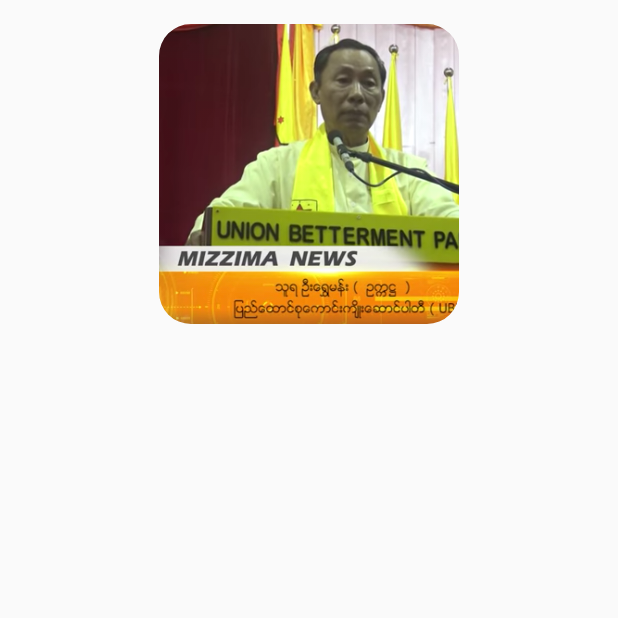
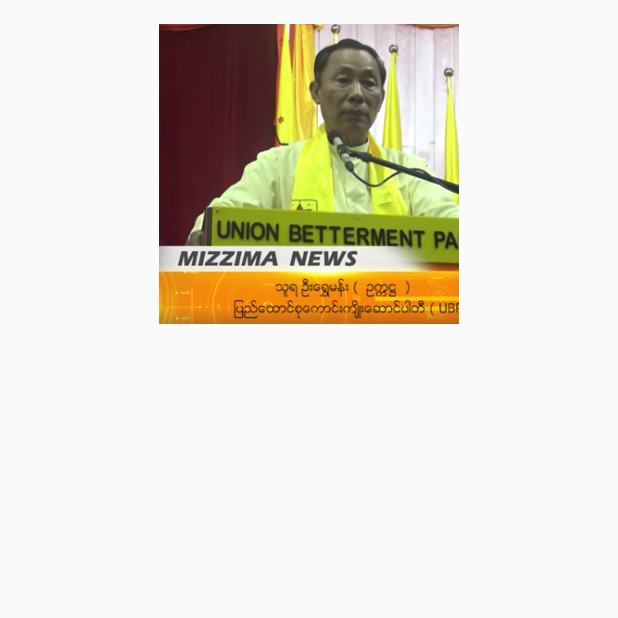
Before and after one commit to ThanHteikAung/CustomViewCreate, an Android app: the ModifyCustomViewActivity screen opened directly, with no data from a screen before it, on a phone screen of 412 x 824 dp, the top half of it. Run offline under Robolectric (Android 15) with nearby library versions, the phone set to English and light mode, and no system bars; network calls fail; 1 statement that could not run was skipped.

Commit message:
Add custom attribute to RoundedImageView CustomViewCreate v1.7

```diff
--- a/app/src/main/java/com/padcmyanmar/padcx/padc_x_recyclerview_ypst/veiws/components/RoundedCornerImageView.kt
+++ b/app/src/main/java/com/padcmyanmar/padcx/padc_x_recyclerview_ypst/veiws/components/RoundedCornerImageView.kt
@@ -6,14 +6,22 @@ import android.graphics.Path
 import android.graphics.RectF
 import android.util.AttributeSet
 import androidx.appcompat.widget.AppCompatImageView
+import androidx.core.content.withStyledAttributes
+import com.padcmyanmar.padcx.padc_x_recyclerview_ypst.R
 
 class RoundedCornerImageView @JvmOverloads constructor(
     context: Context, attrs: AttributeSet? = null
 ) : AppCompatImageView(context, attrs) {
 
-    private var cornerRadius = 32f
+    private var cornerRadius = 0f
 
     private val path = Path()
+
+    init {
+        context.withStyledAttributes(attrs, R.styleable.RoundedCornerImageView){
+            cornerRadius = getDimension(R.styleable.RoundedCornerImageView_cornerRadius,0f)
+        }
+    }
     override fun onDraw(canvas: Canvas?) {
         val rectangle = RectF(0f,0f,width.toFloat(),height.toFloat())
         path.addRoundRect(rectangle,cornerRadius,cornerRadius,Path.Direction.CCW)
--- a/app/src/main/res/layout/activity_modify_custom_view.xml
+++ b/app/src/main/res/layout/activity_modify_custom_view.xml
@@ -3,6 +3,7 @@
     xmlns:tools="http://schemas.android.com/tools"
     android:layout_width="match_parent"
     android:layout_height="match_parent"
+    xmlns:app="http://schemas.android.com/apk/res-auto"
     tools:context=".activities.ModifyCustomViewActivity">
 
     <LinearLayout
@@ -16,6 +17,7 @@
             android:layout_height="@dimen/custom_image_view_height"
             android:layout_gravity="center"
             android:scaleType="centerCrop"
+            app:cornerRadius="50dp"
             android:src="@drawable/news_sample"/>
     </LinearLayout>
 
```
